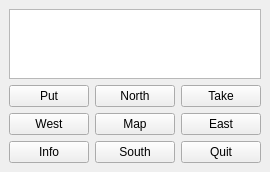
Metagawa/Zorklike-Game-University-Life, file Zork/zork.ui: the form before one commit.
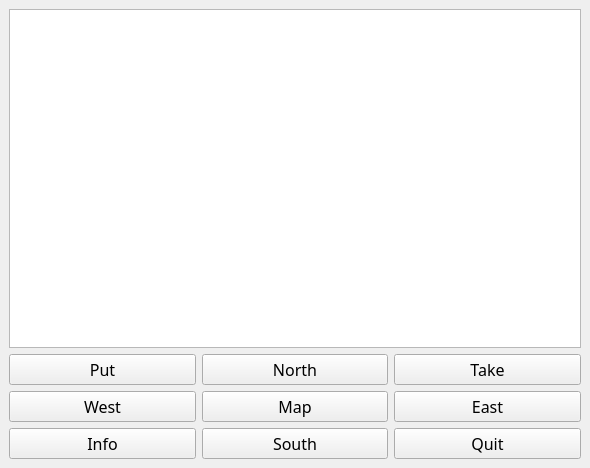
The form after the commit.

```diff
--- a/Zork/zork.ui
+++ b/Zork/zork.ui
@@ -6,10 +6,15 @@
    <rect>
     <x>0</x>
     <y>0</y>
-    <width>270</width>
-    <height>139</height>
+    <width>590</width>
+    <height>468</height>
    </rect>
   </property>
+  <property name="font">
+   <font>
+    <family>MV Boli</family>
+   </font>
+  </property>
   <property name="windowTitle">
    <string>Zork</string>
   </property>
@@ -17,6 +22,12 @@
    <layout class="QGridLayout" name="gridLayout">
     <item row="1" column="4">
      <widget class="QPushButton" name="takeButton">
+      <property name="font">
+       <font>
+        <family>MV Boli</family>
+        <pointsize>12</pointsize>
+       </font>
+      </property>
       <property name="text">
        <string>Take</string>
       </property>
@@ -24,6 +35,12 @@
     </item>
     <item row="2" column="4">
      <widget class="QPushButton" name="eastButton">
+      <property name="font">
+       <font>
+        <family>MV Boli</family>
+        <pointsize>12</pointsize>
+       </font>
+      </property>
       <property name="text">
        <string>East</string>
       </property>
@@ -31,6 +48,12 @@
     </item>
     <item row="3" column="2">
      <widget class="QPushButton" name="infoButton">
+      <property name="font">
+       <font>
+        <family>MV Boli</family>
+        <pointsize>12</pointsize>
+       </font>
+      </property>
       <property name="text">
        <string>Info</string>
       </property>
@@ -38,6 +61,12 @@
     </item>
     <item row="1" column="3">
      <widget class="QPushButton" name="northButton">
+      <property name="font">
+       <font>
+        <family>MV Boli</family>
+        <pointsize>12</pointsize>
+       </font>
+      </property>
       <property name="text">
        <string>North</string>
       </property>
@@ -45,6 +74,12 @@
     </item>
     <item row="3" column="3">
      <widget class="QPushButton" name="southButton">
+      <property name="font">
+       <font>
+        <family>MV Boli</family>
+        <pointsize>12</pointsize>
+       </font>
+      </property>
       <property name="text">
        <string>South</string>
       </property>
@@ -52,6 +87,12 @@
     </item>
     <item row="1" column="2">
      <widget class="QPushButton" name="putButton">
+      <property name="font">
+       <font>
+        <family>MV Boli</family>
+        <pointsize>12</pointsize>
+       </font>
+      </property>
       <property name="text">
        <string>Put</string>
       </property>
@@ -59,6 +100,12 @@
     </item>
     <item row="2" column="2">
      <widget class="QPushButton" name="westButton">
+      <property name="font">
+       <font>
+        <family>MV Boli</family>
+        <pointsize>12</pointsize>
+       </font>
+      </property>
       <property name="text">
        <string>West</string>
       </property>
@@ -66,6 +113,12 @@
     </item>
     <item row="3" column="4">
      <widget class="QPushButton" name="quitButton">
+      <property name="font">
+       <font>
+        <family>MV Boli</family>
+        <pointsize>12</pointsize>
+       </font>
+      </property>
       <property name="text">
        <string>Quit</string>
       </property>
@@ -73,6 +126,12 @@
     </item>
     <item row="2" column="3">
      <widget class="QPushButton" name="mapButton">
+      <property name="font">
+       <font>
+        <family>MV Boli</family>
+        <pointsize>12</pointsize>
+       </font>
+      </property>
       <property name="text">
        <string>Map</string>
       </property>
@@ -80,6 +139,12 @@
     </item>
     <item row="0" column="2" colspan="3">
      <widget class="QPlainTextEdit" name="plainTextEdit">
+      <property name="font">
+       <font>
+        <family>MV Boli</family>
+        <pointsize>12</pointsize>
+       </font>
+      </property>
       <property name="readOnly">
        <bool>true</bool>
       </property>
```
